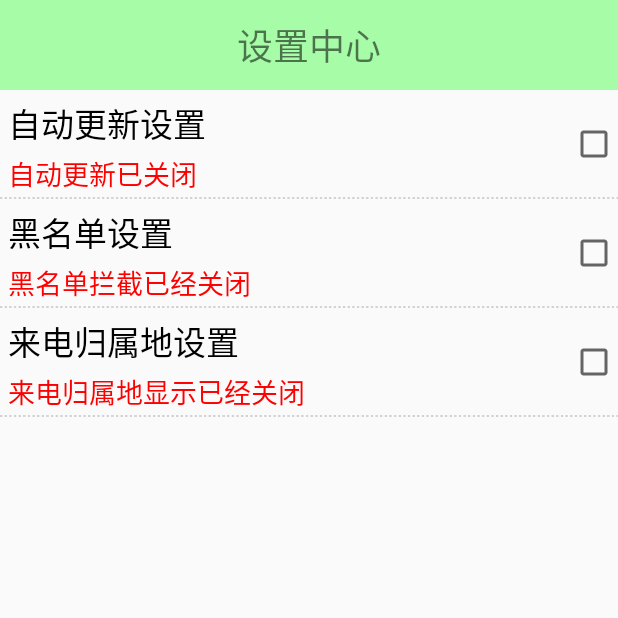
After one commit to jzxyouok/DDSafe, an Android app: the SettingCenterActivity screen opened directly, with no data from a screen before it, on a phone screen of 412 x 824 dp, the top half of it. The commit adds this screen. Run offline under Robolectric (Android 15) with nearby library versions, the phone set to English and light mode, and no system bars.

Commit message:
complete MySettingView

```diff
--- a/app/src/main/AndroidManifest.xml
+++ b/app/src/main/AndroidManifest.xml
@@ -34,6 +34,7 @@
         <activity android:name=".activity.Setup3Activity"/>
         <activity android:name=".activity.Setup4Activity"/>
         <activity android:name=".activity.SelectContactActivity"/>
+        <activity android:name=".activity.SettingCenterActivity"/>
 
         <service android:name=".service.LocationService"/>
 
--- /dev/null
+++ b/app/src/main/java/yyg/buaa/com/yygsafe/activity/SettingCenterActivity.java
@@ -0,0 +1,71 @@
+package yyg.buaa.com.yygsafe.activity;
+
+import android.content.SharedPreferences;
+import android.view.View;
+
+import yyg.buaa.com.yygsafe.R;
+import yyg.buaa.com.yygsafe.activity.base.BaseActivity;
+import yyg.buaa.com.yygsafe.ui.MySettingView;
+
+/**
+ * Created by yyg on 2016/4/14.
+ */
+public class SettingCenterActivity extends BaseActivity {
+
+    private MySettingView sv_autoupdate;
+    private MySettingView sv_blacknumber;
+    private MySettingView sv_showaddress;
+
+    @Override
+    public void initView() {
+        setContentView(R.layout.activity_setting_center);
+        sv_autoupdate = (MySettingView) findViewById(R.id.sv_autoupdate);
+        sv_blacknumber = (MySettingView) findViewById(R.id.sv_blacknumber);
+        sv_showaddress = (MySettingView) findViewById(R.id.sv_showaddress);
+    }
+
+    @Override
+    public void initData() {
+        //数据回显
+        sv_autoupdate.setChecked(sp.getBoolean("autoupdate", false));
+        sv_blacknumber.setChecked(sp.getBoolean("blacknumber", false));
+        sv_showaddress.setChecked(sp.getBoolean("showaddress", false));
+    }
+
+    @Override
+    public void initListener() {
+        //点击侦听
+        sv_autoupdate.setOnClickListener(this);
+        sv_blacknumber.setOnClickListener(this);
+        sv_showaddress.setOnClickListener(this);
+    }
+
+    @Override
+    public void progressClick(View v) {
+        switch (v.getId()) {
+            case R.id.sv_autoupdate:
+                setCheckedAndSp(sv_autoupdate, "autoupdate");
+                break;
+            case R.id.sv_blacknumber:
+                setCheckedAndSp(sv_blacknumber, "blacknumber");
+                break;
+            case R.id.sv_showaddress:
+                setCheckedAndSp(sv_showaddress, "showaddress");
+
+        }
+    }
+
+    public void setCheckedAndSp(MySettingView settingView, String string) {
+        SharedPreferences.Editor editor = sp.edit();
+        if (settingView.isChecked()) {
+            //点击之前已选中，需要改为未选中
+            settingView.setChecked(false);
+            editor.putBoolean(string, false);
+        } else {
+            //点击之前未选中，需要改为已选中
+            settingView.setChecked(true);
+            editor.putBoolean(string, true);
+        }
+        editor.commit();
+    }
+}
--- /dev/null
+++ b/app/src/main/java/yyg/buaa/com/yygsafe/ui/MySettingView.java
@@ -0,0 +1,90 @@
+package yyg.buaa.com.yygsafe.ui;
+
+import android.content.Context;
+import android.content.res.TypedArray;
+import android.graphics.Color;
+import android.util.AttributeSet;
+import android.view.View;
+import android.widget.CheckBox;
+import android.widget.RelativeLayout;
+import android.widget.TextView;
+
+import yyg.buaa.com.yygsafe.R;
+
+/**
+ * 特殊的相对布局。 创建的时候 就把里面的内容初始化出来
+ * Created by yyg on 2016/4/14.
+ */
+public class MySettingView extends RelativeLayout {
+
+    private TypedArray ta;
+    private TextView tv_settingview_title;
+    private TextView tv_settingview_desc;
+    private CheckBox cb_settingview;
+    private String[] descs;
+
+    public MySettingView(Context context) {
+        super(context);
+        init(context);
+    }
+
+    public MySettingView(Context context, AttributeSet attrs) {
+        super(context, attrs);
+        init(context);
+        //通过这个方法，将在attrs.xml中定义的declare-styleable的所有属性的值存储到TypedArray中
+        ta = context.obtainStyledAttributes(attrs, R.styleable.MySettingView);
+        String mytitle = ta.getString(R.styleable.MySettingView_mytitle);
+        String mydesc = ta.getString(R.styleable.MySettingView_mydesc);
+        //获取完TypedArray的值后，一般要调用recycle方法来避免重新创建时的错误
+        ta.recycle();
+        descs = mydesc.split("#");
+
+        setTitle(mytitle);
+        setDesc(false);
+    }
+
+    public MySettingView(Context context, AttributeSet attrs, int defStyleAttr) {
+        super(context, attrs, defStyleAttr);
+        init(context);
+    }
+
+    private void init(Context context) {
+        View.inflate(context, R.layout.ui_setting_view, MySettingView.this);
+        tv_settingview_title = (TextView) findViewById(R.id.tv_settingview_title);
+        tv_settingview_desc = (TextView) findViewById(R.id.tv_settingview_desc);
+        cb_settingview = (CheckBox) findViewById(R.id.cb_settingview);
+        this.setBackgroundResource(R.drawable.list_selector);
+    }
+
+    /**
+     * 设置自定义view的mytitle
+     * @param mytitle
+     */
+    public void setTitle(String mytitle) {
+        tv_settingview_title.setText(mytitle);
+    }
+
+    public void setDesc(boolean checked) {
+        setChecked(checked);
+    }
+
+    public boolean isChecked() {
+        return cb_settingview.isChecked();
+    }
+
+    public void setChecked(boolean checked) {
+        cb_settingview.setChecked(checked);
+        if (checked && descs != null) {
+            //已经被选中
+            tv_settingview_desc.setTextColor(Color.GREEN);
+            tv_settingview_desc.setText(descs[0]);
+
+        } else {
+            //没有被选中
+            tv_settingview_desc.setTextColor(Color.RED);
+            tv_settingview_desc.setText(descs[1]);
+        }
+    }
+
+
+}
--- /dev/null
+++ b/app/src/main/res/drawable/list_selector.xml
@@ -0,0 +1,5 @@
+<?xml version="1.0" encoding="utf-8"?>
+<selector xmlns:android="http://schemas.android.com/apk/res/android">
+    <item android:state_pressed="true" android:drawable="@color/dark" /> <!-- pressed -->
+    <item android:state_focused="false" android:drawable="@android:color/transparent" />
+</selector>
--- /dev/null
+++ b/app/src/main/res/layout/activity_setting_center.xml
@@ -0,0 +1,32 @@
+<?xml version="1.0" encoding="utf-8"?>
+<LinearLayout xmlns:android="http://schemas.android.com/apk/res/android"
+              xmlns:custom="http://schemas.android.com/apk/res-auto"
+              android:orientation="vertical"
+              android:layout_width="match_parent"
+              android:layout_height="match_parent">
+
+    <TextView
+        style="@style/textview_title_style"
+        android:text="设置中心"/>
+
+    <yyg.buaa.com.yygsafe.ui.MySettingView
+        android:id="@+id/sv_autoupdate"
+        android:layout_width="match_parent"
+        android:layout_height="wrap_content"
+        custom:mytitle="自动更新设置"
+        custom:mydesc="自动更新已开启#自动更新已关闭"/>
+
+    <yyg.buaa.com.yygsafe.ui.MySettingView
+        android:id="@+id/sv_blacknumber"
+        android:layout_width="match_parent"
+        android:layout_height="wrap_content"
+        custom:mytitle="黑名单设置"
+        custom:mydesc="黑名单拦截已经打开#黑名单拦截已经关闭"/>
+
+    <yyg.buaa.com.yygsafe.ui.MySettingView
+        android:id="@+id/sv_showaddress"
+        android:layout_width="match_parent"
+        android:layout_height="wrap_content"
+        custom:mytitle="来电归属地设置"
+        custom:mydesc="来电归属地显示已经打开#来电归属地显示已经关闭"/>
+</LinearLayout>
--- /dev/null
+++ b/app/src/main/res/layout/ui_setting_view.xml
@@ -0,0 +1,45 @@
+<?xml version="1.0" encoding="utf-8"?>
+<RelativeLayout xmlns:android="http://schemas.android.com/apk/res/android"
+                android:layout_width="match_parent"
+                android:layout_height="wrap_content">
+
+
+    <TextView
+        android:layout_width="wrap_content"
+        android:layout_height="wrap_content"
+        android:text="自动更新设置"
+        android:layout_marginTop="5dp"
+        android:layout_marginLeft="5dp"
+        android:textSize="22sp"
+        android:textColor="#000000"
+        android:id="@+id/tv_settingview_title"
+        android:layout_alignParentTop="true"/>
+
+    <TextView
+        android:layout_width="wrap_content"
+        android:layout_height="wrap_content"
+        android:text="自动更新未开启"
+        android:textSize="18sp"
+        android:layout_marginTop="3dp"
+        android:layout_marginLeft="5dp"
+        android:id="@+id/tv_settingview_desc"
+        android:layout_below="@+id/tv_settingview_title"
+        />
+
+    <ImageView
+        android:layout_width="match_parent"
+        android:layout_height="1dp"
+        android:background="@mipmap/list_devider"
+        android:layout_below="@id/tv_settingview_desc"
+        android:layout_marginTop="2dp"/>
+
+    <CheckBox
+        android:layout_width="wrap_content"
+        android:layout_height="wrap_content"
+        android:id="@+id/cb_settingview"
+        android:background="@android:color/transparent"
+        android:clickable="false"
+        android:focusable="false"
+        android:layout_centerVertical="true"
+        android:layout_alignParentRight="true"/>
+</RelativeLayout>
```
Also changed, not shown: app/src/main/java/yyg/buaa/com/yygsafe/activity/HomeActivity.java (+11 -5 lines), app/src/main/java/yyg/buaa/com/yygsafe/activity/LostFindActivity.java (+33 -0 lines), app/src/main/java/yyg/buaa/com/yygsafe/activity/SplashActivity.java (+15 -1 lines), app/src/main/java/yyg/buaa/com/yygsafe/adapter/HomeAdapter.java (+7 -0 lines), app/src/main/res/drawable/bg_check.xml (added, +9 -0 lines), app/src/main/res/values/attrs.xml (added, +7 -0 lines).
